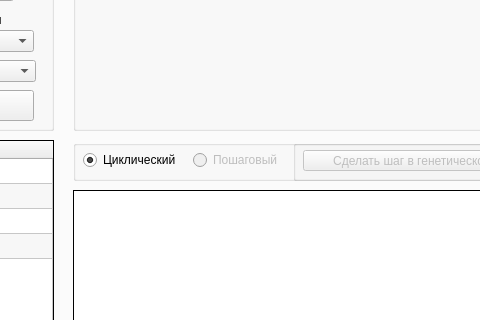
The window that L1/GUI.ui (BouRHooD/mpu_224-322_intelligent_systems_design) describes before a commit, drawn with Qt 5; both pictures show x 299 to 779 and y 436 to 756 of the 922 by 907 pixel window.
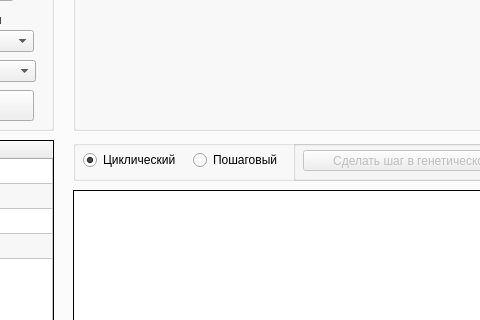
The same window after the commit.

```diff
--- a/L1/GUI.ui
+++ b/L1/GUI.ui
@@ -853,7 +853,7 @@
      </widget>
      <widget class="QRadioButton" name="WorkType_RadioButton">
       <property name="enabled">
-       <bool>false</bool>
+       <bool>true</bool>
       </property>
       <property name="geometry">
        <rect>
```
